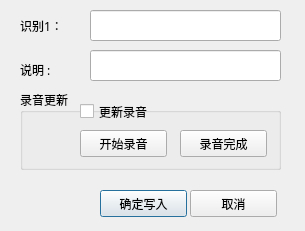
This is voiceIden/dialogModifyTable1.ui in lcdsdream/my-gradution-project as Qt 5 draws it before an edit. The edited form follows.
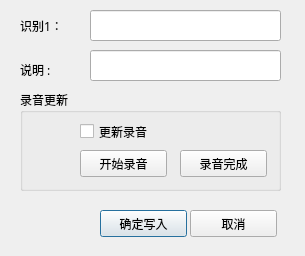
This is the edited form.

Commit message: voice modify table2 ok almost

Patch:
```diff
--- a/voiceIden/dialogModifyTable1.ui
+++ b/voiceIden/dialogModifyTable1.ui
@@ -7,7 +7,7 @@
     <x>0</x>
     <y>0</y>
     <width>305</width>
-    <height>231</height>
+    <height>256</height>
    </rect>
   </property>
   <property name="font">
@@ -68,7 +68,7 @@
    <property name="geometry">
     <rect>
      <x>100</x>
-     <y>190</y>
+     <y>210</y>
      <width>87</width>
      <height>27</height>
     </rect>
@@ -81,7 +81,7 @@
    <property name="geometry">
     <rect>
      <x>190</x>
-     <y>190</y>
+     <y>210</y>
      <width>87</width>
      <height>27</height>
     </rect>
@@ -96,7 +96,7 @@
      <x>20</x>
      <y>90</y>
      <width>261</width>
-     <height>80</height>
+     <height>101</height>
     </rect>
    </property>
    <property name="title">
@@ -106,7 +106,7 @@
     <property name="geometry">
      <rect>
       <x>60</x>
-      <y>40</y>
+      <y>60</y>
       <width>87</width>
       <height>27</height>
      </rect>
@@ -119,7 +119,7 @@
     <property name="geometry">
      <rect>
       <x>160</x>
-      <y>40</y>
+      <y>60</y>
       <width>87</width>
       <height>27</height>
      </rect>
@@ -132,8 +132,8 @@
     <property name="geometry">
      <rect>
       <x>60</x>
-      <y>10</y>
-      <width>131</width>
+      <y>30</y>
+      <width>181</width>
       <height>23</height>
      </rect>
     </property>
```
Left out of the diff: 2 changed lines with no effect on the pictures. The commit also changes 6 other files.
